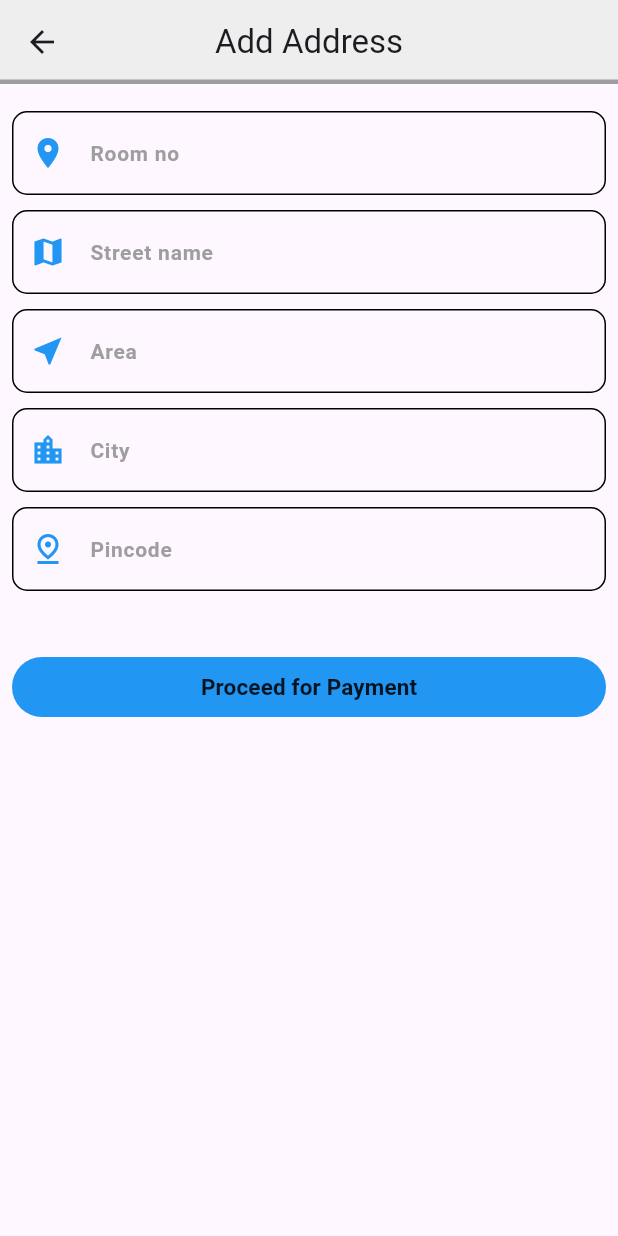
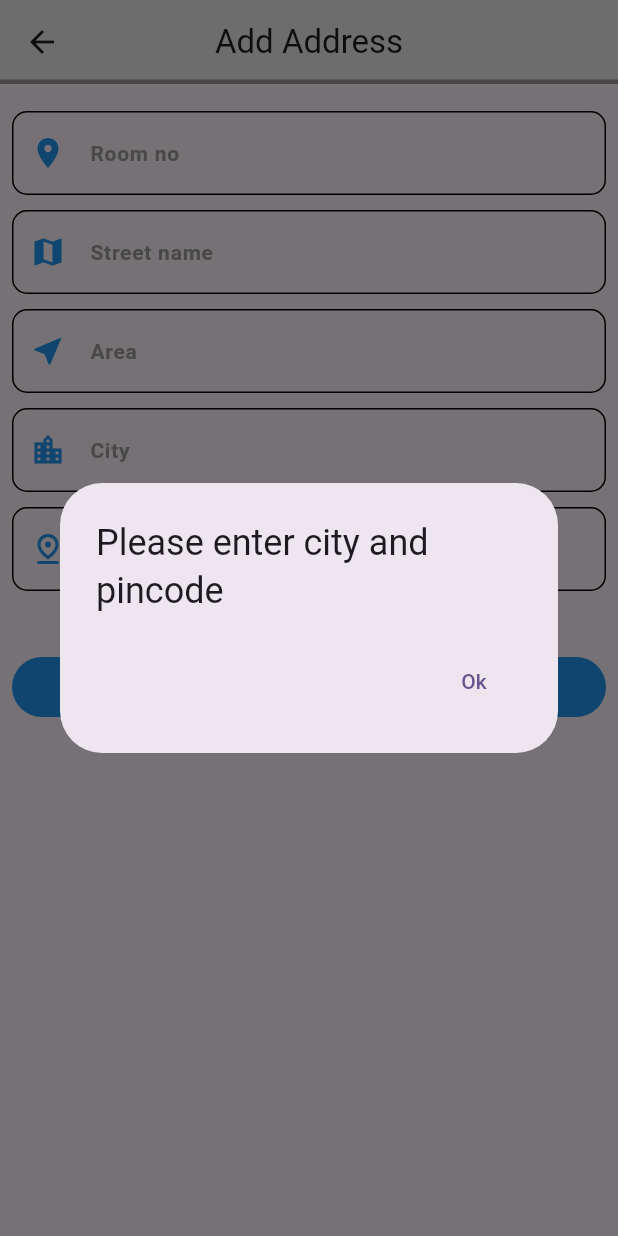
Before and after one commit to vikash-kumar-sinha/water_ordering_app, a Flutter app: the addAddress screen opened directly with empty values, after a tap on "Proceed for Payment", on a phone screen of 412 x 824 dp. Run offline on Flutter 3.47's test engine with Material 3 defaults, Android fonts, the phone set to English and light mode, and no system bars; our stand-ins replace cloud_firestore, firebase_auth, firebase_core, gap; missing offline and left inert: razorpay_flutter; accounts and stored records are empty.

Commit message:
updated address page

```diff
--- a/lib/address.dart
+++ b/lib/address.dart
@@ -5,6 +5,7 @@ import 'package:flutter/material.dart';
 import 'package:razorpay_flutter/razorpay_flutter.dart';
 import 'orderList.dart';
 import 'package:gap/gap.dart';
+import 'package:intl/intl.dart';
 
 class addAddress extends StatefulWidget {
    addAddress({super.key,required this.smallBottleNumber,required this.largeBottleNumber,required this.currentUserEmail});
@@ -43,7 +44,8 @@ class _addAddressState extends State<addAddress> {
 
   void _handlePaymentError(PaymentFailureResponse response) {
     // Do something when payment fails
-    print('payment failed');
+    storeAddress();
+    pushOrderInHistory();
   }
 
   void _handleExternalWallet(ExternalWalletResponse response) {
@@ -69,6 +71,63 @@ class _addAddressState extends State<addAddress> {
 
   }
 
+  String generateOrderId(){
+    final now=DateTime.now();
+
+    return now.microsecondsSinceEpoch.toString();
+  }
+
+  checkCityPincode(){
+    if(cityController.text.toString().toUpperCase() =="" && pincodeController.text.toString().toUpperCase()=="")
+      {
+
+        UiHelper.customAlertBox(context,"Please enter city and pincode");
+      }
+    else if(cityController.text.toString().toUpperCase() !="RANCHI")
+      {
+        UiHelper.customAlertBox(context, "This water ordering is currently working in ranchi only");
+
+      }
+    else if(pincodeController.text.toString().toUpperCase()!="834001")
+      {
+        UiHelper.customAlertBox(context, "Please provide  correct pincode of ranchi");
+      }
+    else
+      {
+
+        var options = {
+          'key': 'rzp_test_f3F0m3jMymJZIi',
+          'amount': (20 * widget.smallBottleNumber +
+              30 * widget.largeBottleNumber) * 100,
+          //in the smallest currency sub-unit.
+          'name': 'Vikash Kumar Sinha',
+          'order_id': 'order_EMBFqjDHEEn80l',
+          // Generate order_id using Orders API
+          'description': 'test',
+          'timeout': 300,
+          // in seconds
+          'prefill': {
+            'contact': '7041477840',
+            'email': 'vikash.kumar@example.com'
+          }
+        };
+        _razorpay.open(options);
+      }
+  }
+
+  pushOrderInHistory()async{
+    final orderId=generateOrderId();
+    final userRef=user.collection("Users").doc(widget.currentUserEmail).collection("Order History");
+    await userRef.doc(orderId).set({
+      'small bottle':widget.smallBottleNumber.toString(),
+      'Large bottle':widget.largeBottleNumber.toString(),
+      'Price':(20*widget.smallBottleNumber+30*widget.largeBottleNumber).toString(),
+      'Date':DateFormat.yMd().format(DateTime.now()).toString(),
+      'Time':DateFormat().add_jm().format(DateTime.now()).toString(),
+    }).then((value) {
+      UiHelper.customAlertBox(context, "Order Placed successfully");
+    });
+  }
    @override
   Widget build(BuildContext context) {
     return Scaffold(
@@ -247,24 +306,8 @@ class _addAddressState extends State<addAddress> {
               Expanded(flex: 5,child: Container(
                 margin: EdgeInsets.symmetric(vertical: 30),
                 child: TextButton(onPressed: () {
-                  var options = {
-                    'key': 'rzp_test_f3F0m3jMymJZIi',
-                    'amount': (20 * widget.smallBottleNumber +
-                        30 * widget.largeBottleNumber) * 100,
-                    //in the smallest currency sub-unit.
-                    'name': 'Vikash Kumar Sinha',
-                    'order_id': 'order_EMBFqjDHEEn80l',
-                    // Generate order_id using Orders API
-                    'description': 'test',
-                    'timeout': 300,
-                    // in seconds
-                    'prefill': {
-                      'contact': '9123456789',
-                      'email': 'vikash.kumar@example.com'
-                    }
-                  };
-                  _razorpay.open(options);
-                  storeAddress();
+
+                  checkCityPincode();
 
                   //OrderHistoryDataType order=OrderHistoryDataType(large: 10, small: 5, date: DateTime(2022), time:DateTime(8), price: 400);
                   //OrderHistoryList.add(order);},
--- a/pubspec.yaml
+++ b/pubspec.yaml
@@ -18,6 +18,7 @@ dependencies:
   firebase_auth: ^4.14.1
   cloud_firestore: ^4.13.2
   gap: ^3.0.1
+  intl: ^0.18.1
 
 dev_dependencies:
   flutter_test:
```
Also changed, not shown: pubspec.lock.
